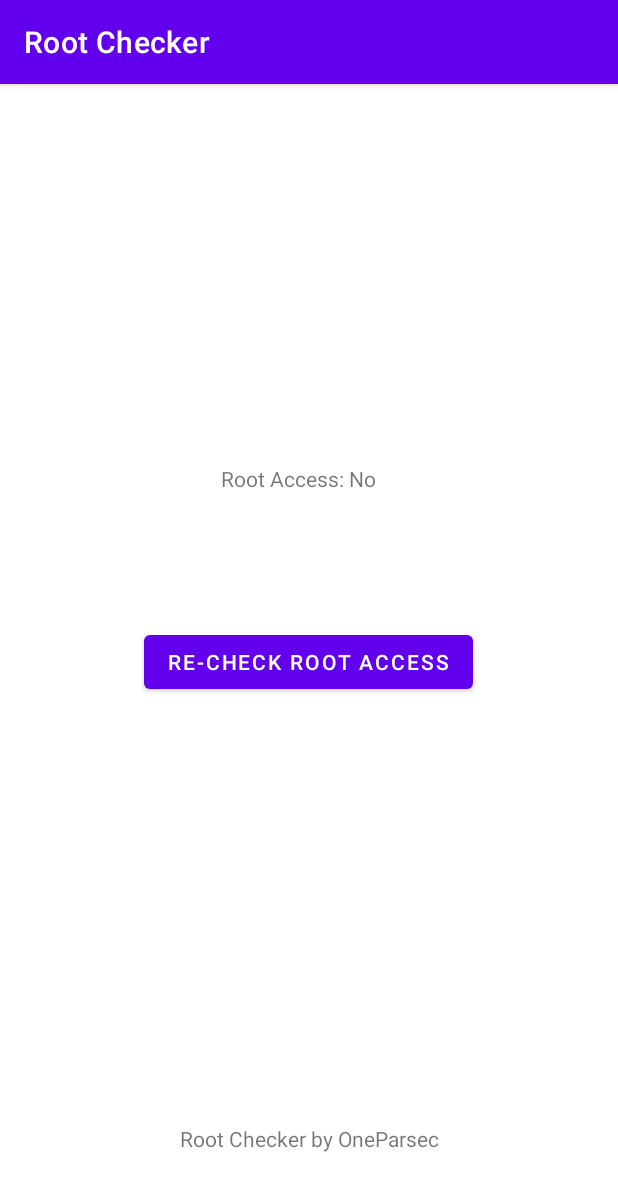
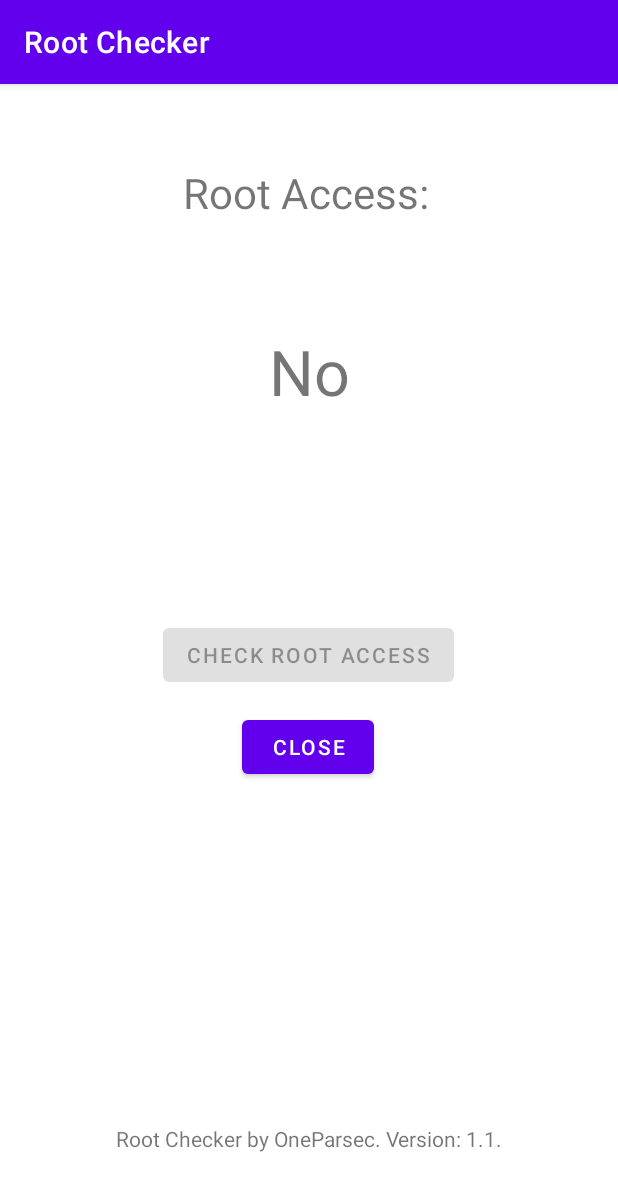
Before and after one commit to oneparsec/RootChecker, an Android app: the screen it shows after launch (MainActivity), after a tap on "CHECK ROOT ACCESS", on a phone screen of 412 x 824 dp. Shown: the top 1191 px of the screen. Run offline under Robolectric (Android 15) with nearby library versions, the phone set to English and light mode, and no system bars.

Commit message:
Version 1.1
Reformed interface.
Added close button.

```diff
--- a/app/src/main/java/com/oneparsec/rootchecker/MainActivity.java
+++ b/app/src/main/java/com/oneparsec/rootchecker/MainActivity.java
@@ -7,15 +7,14 @@ import android.view.View;
 import android.widget.Button;
 import android.widget.TextView;
 
-import java.io.BufferedReader;
-import java.io.FileInputStream;
-import java.io.FileOutputStream;
-import java.io.IOException;
+
 import java.io.File;
-import java.io.InputStreamReader;
+
+
 
 public class MainActivity extends AppCompatActivity {
 
+    String version = "1.1";
 
     private static boolean checkRootMethod1() {
         String[] paths = { "/system/app/Superuser.apk", "/sbin/su", "/system/bin/su", "/system/xbin/su", "/data/local/xbin/su", "/data/local/bin/su", "/system/sd/xbin/su",
@@ -30,20 +29,30 @@ public class MainActivity extends AppCompatActivity {
     protected void onCreate(Bundle savedInstanceState) {
         super.onCreate(savedInstanceState);
         setContentView(R.layout.activity_main);
-
         TextView status = (TextView) findViewById(R.id.statusT);
         Button checkButton = (Button) findViewById(R.id.checkB);
+        Button closeButton = (Button) findViewById(R.id.closeB);
+        TextView footer = (TextView) findViewById(R.id.footerT);
+
+        footer.setText("Root Checker by OneParsec. Version: " + version + ".");
+
+        closeButton.setOnClickListener(new View.OnClickListener() {
+            @Override
+            public void onClick(View view) {
+                finishAffinity();
+            }
+        });
 
         checkButton.setOnClickListener(new View.OnClickListener() {
             @Override
             public void onClick(View view) {
                 if (checkRootMethod1() == true){
-                    status.setText("Root Access: Yes");
-                    checkButton.setText("Re-check root access");
+                    status.setText("Yes");
+                    checkButton.setEnabled(false);
                 }
                 else{
-                    status.setText("Root Access: No");
-                    checkButton.setText("Re-check root access");
+                    status.setText("No");
+                    checkButton.setEnabled(false);
                 }
             }
         });
--- a/app/src/main/res/layout/activity_main.xml
+++ b/app/src/main/res/layout/activity_main.xml
@@ -7,23 +7,23 @@
     tools:context=".MainActivity">
 
     <TextView
-        android:id="@+id/statusT"
-        android:layout_width="wrap_content"
-        android:layout_height="wrap_content"
-        android:text="Root Access: Not checked"
-        app:layout_constraintBottom_toBottomOf="parent"
-        app:layout_constraintHorizontal_bias="0.477"
-        app:layout_constraintLeft_toLeftOf="parent"
-        app:layout_constraintRight_toRightOf="parent"
-        app:layout_constraintTop_toTopOf="parent"
-        app:layout_constraintVertical_bias="0.338" />
+        android:id="@+id/text1"
+        android:layout_width="84dp"
+        android:layout_height="19dp"
+        android:layout_marginTop="62dp"
+        android:scaleX="2"
+        android:scaleY="2"
+        android:text="Root Access:"
+        app:layout_constraintEnd_toEndOf="parent"
+        app:layout_constraintStart_toStartOf="parent"
+        app:layout_constraintTop_toTopOf="parent" />
 
     <Button
         android:id="@+id/checkB"
         android:layout_width="wrap_content"
         android:layout_height="wrap_content"
         android:layout_marginStart="108dp"
-        android:layout_marginTop="19dp"
+        android:layout_marginTop="82dp"
         android:layout_marginEnd="109dp"
         android:layout_marginBottom="290dp"
         android:text="Check Root Access"
@@ -33,13 +33,39 @@
         app:layout_constraintTop_toBottomOf="@+id/statusT" />
 
     <TextView
-        android:id="@+id/textView"
+        android:id="@+id/footerT"
         android:layout_width="wrap_content"
         android:layout_height="wrap_content"
         android:layout_marginBottom="55dp"
-        android:text="Root Checker by OneParsec"
+        android:text="Root Checker by OneParsec. Version 2."
         app:layout_constraintBottom_toBottomOf="parent"
         app:layout_constraintEnd_toEndOf="parent"
         app:layout_constraintStart_toStartOf="parent" />
 
+    <Button
+        android:id="@+id/closeB"
+        android:layout_width="wrap_content"
+        android:layout_height="wrap_content"
+        android:layout_marginTop="13dp"
+        android:layout_marginBottom="213dp"
+        android:text="Close"
+        app:layout_constraintBottom_toTopOf="@+id/footerT"
+        app:layout_constraintEnd_toEndOf="parent"
+        app:layout_constraintHorizontal_bias="0.498"
+        app:layout_constraintStart_toStartOf="parent"
+        app:layout_constraintTop_toBottomOf="@+id/checkB"
+        app:layout_constraintVertical_bias="0.0" />
+
+    <TextView
+        android:id="@+id/statusT"
+        android:layout_width="wrap_content"
+        android:layout_height="wrap_content"
+        android:layout_marginTop="100dp"
+        android:scaleX="3"
+        android:scaleY="3"
+        android:text="Not Checked"
+        app:layout_constraintEnd_toEndOf="parent"
+        app:layout_constraintStart_toStartOf="parent"
+        app:layout_constraintTop_toBottomOf="@+id/text1" />
+
 </androidx.constraintlayout.widget.ConstraintLayout>
```
